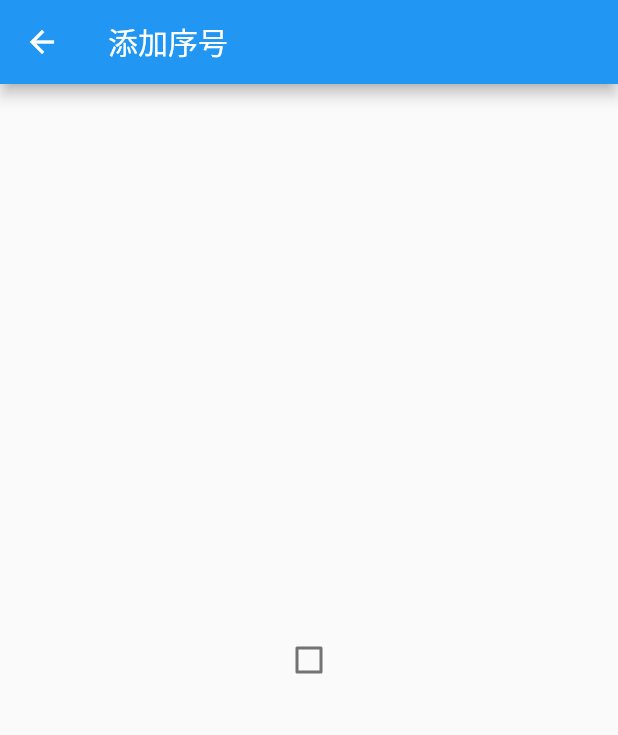
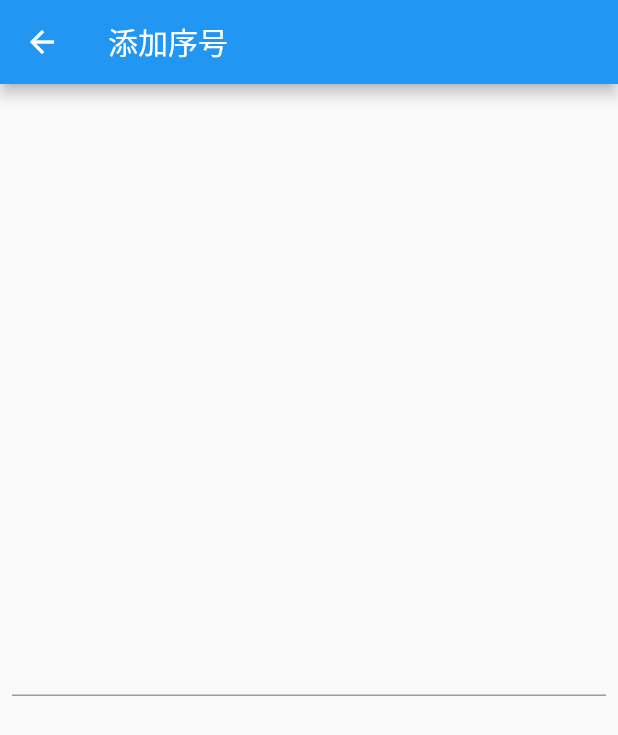
Before and after one commit to oboard/textedit, a Flutter app: the NumPage screen opened directly, on a phone screen of 412 x 824 dp. Shown: the top 735 px of the screen. Run offline on Flutter 3.47's test engine with Material 2 defaults, Android fonts, the phone set to English and light mode, and no system bars; statements that could not run were skipped.

Commit message:
add many command

```diff
--- a/lib/NumPage.dart
+++ b/lib/NumPage.dart
@@ -10,7 +10,6 @@ class NumPage extends StatelessWidget {
 
   @override
   Widget build(BuildContext context) {
-    // TODO: implement build
     return new Scaffold(
       appBar: new AppBar(
         title: new Text(title),
@@ -20,13 +19,7 @@ class NumPage extends StatelessWidget {
         child: new Center(
           child: new Wrap(
             children: <Widget>[
-              Checkbox(
-                value: _dotSelected,
-                activeColor: Colors.blue, //选中时的颜色
-                onChanged: (value) {
-                  _dotSelected = value;
-                },
-              )
+              new TextField(controller: _cc)
             ],
           ),
         ),
--- a/lib/main.dart
+++ b/lib/main.dart
@@ -41,10 +41,11 @@ ScrollController textScrollontroller = new ScrollController();
 String _count =
     '${fnGetCpmisWords(_content.text)} 个字 ${_content.text.length} 个字符 ${_content.text.split('\n').length}段'; // ${fnGetNumWords(_content.text)}个数字';;
 
+final key = new GlobalKey<ScaffoldState>();
+
 class _HomePageState extends State<MyHomePage> {
   @override
   Widget build(BuildContext context) {
-    final key = new GlobalKey<ScaffoldState>();
     //double _screenWidth() {
     //  return MediaQuery.of(context).size.width;
     //}
```
